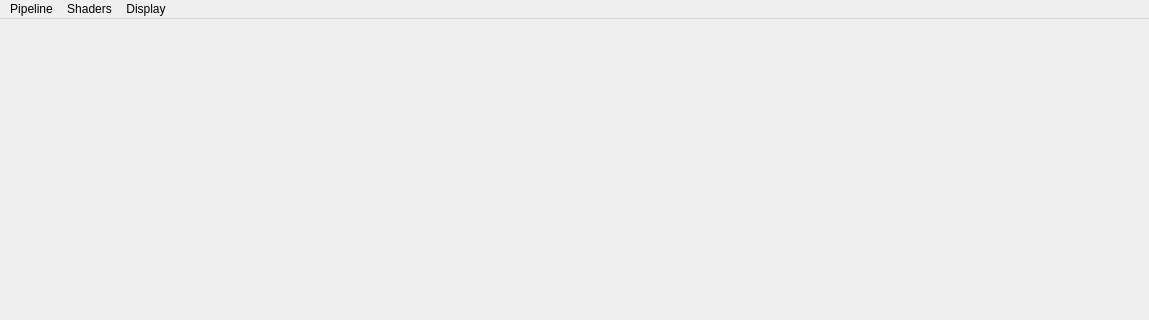
First picture: the form in Vulkan-Pipeline-Assistant/mainwindow.ui, repository Untitled-Games/Vulkan-Pipeline-Assistant, before the edit; both pictures show x 0 to 1149 and y 0 to 320 of the 1149 by 896 pixel window.
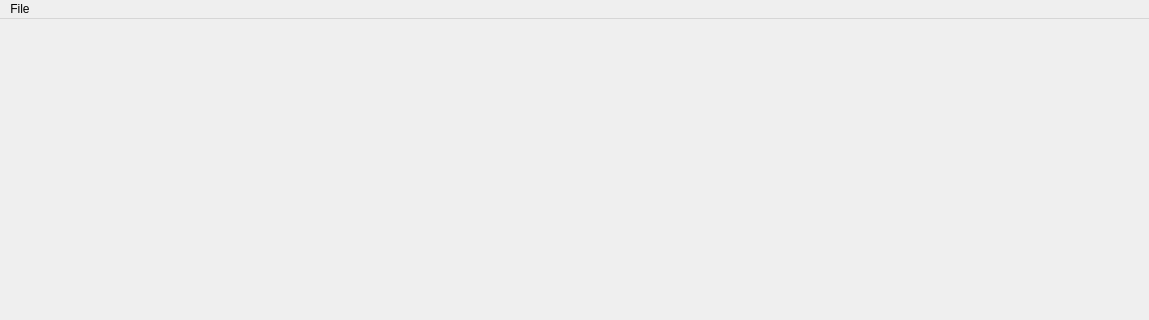
Second picture: the form after the edit.

```diff
--- a/Vulkan-Pipeline-Assistant/mainwindow.ui
+++ b/Vulkan-Pipeline-Assistant/mainwindow.ui
@@ -23,24 +23,12 @@
      <height>22</height>
     </rect>
    </property>
-   <widget class="QMenu" name="menuPipeline">
+   <widget class="QMenu" name="menuFile">
     <property name="title">
-     <string>Pipeline</string>
+     <string>File</string>
     </property>
    </widget>
-   <widget class="QMenu" name="menuShaders">
-    <property name="title">
-     <string>Shaders</string>
-    </property>
-   </widget>
-   <widget class="QMenu" name="menuView">
-    <property name="title">
-     <string>Display</string>
-    </property>
-   </widget>
-   <addaction name="menuPipeline"/>
-   <addaction name="menuShaders"/>
-   <addaction name="menuView"/>
+   <addaction name="menuFile"/>
   </widget>
   <widget class="QStatusBar" name="statusbar"/>
  </widget>
```
Left out of the diff: 2 changed lines with no effect on the pictures.
